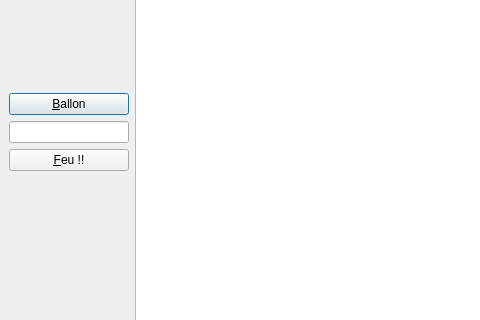
Before: the Qt Designer form exercice.ui in Txikilinux/leterrier-calculment, drawn with Qt 5; both pictures show x 0 to 480 and y 123 to 443 of the 750 by 1000 pixel window.
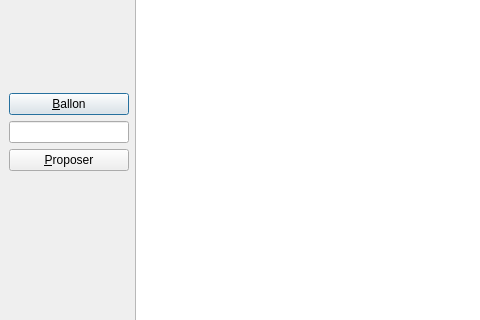
After: the same form once the commit is applied.

Patch:
```diff
--- a/exercice.ui
+++ b/exercice.ui
@@ -145,7 +145,7 @@
            </size>
           </property>
           <property name="text">
-           <string>&amp;Feu !!</string>
+           <string>&amp;Proposer</string>
           </property>
          </widget>
         </item>
```
